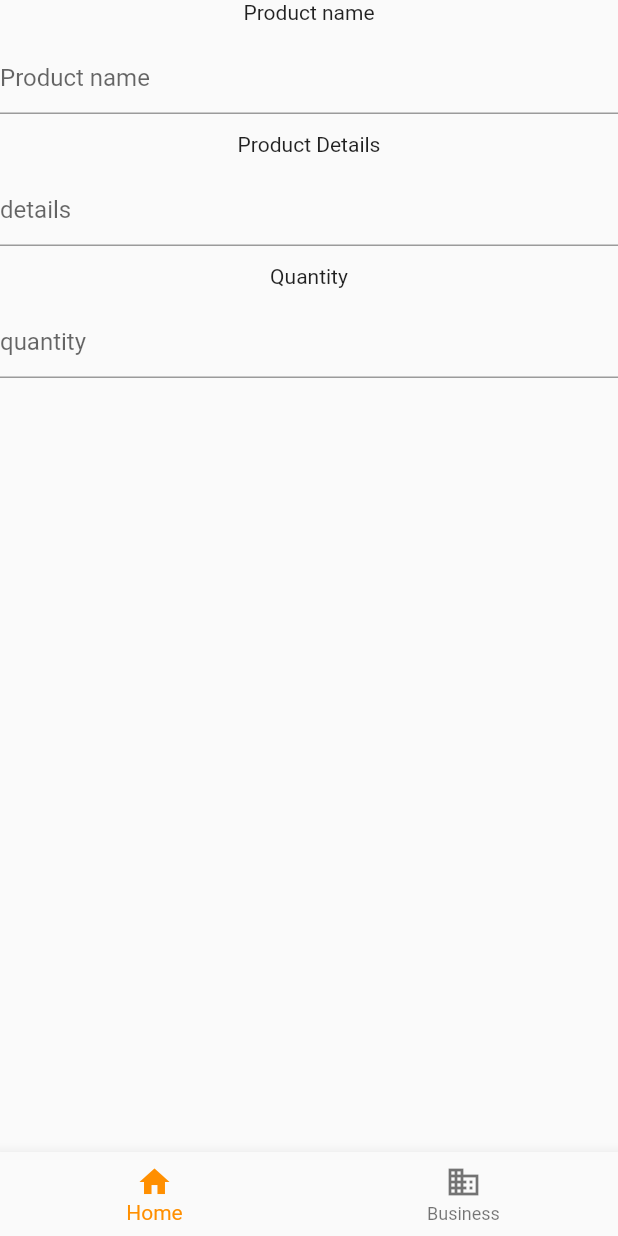
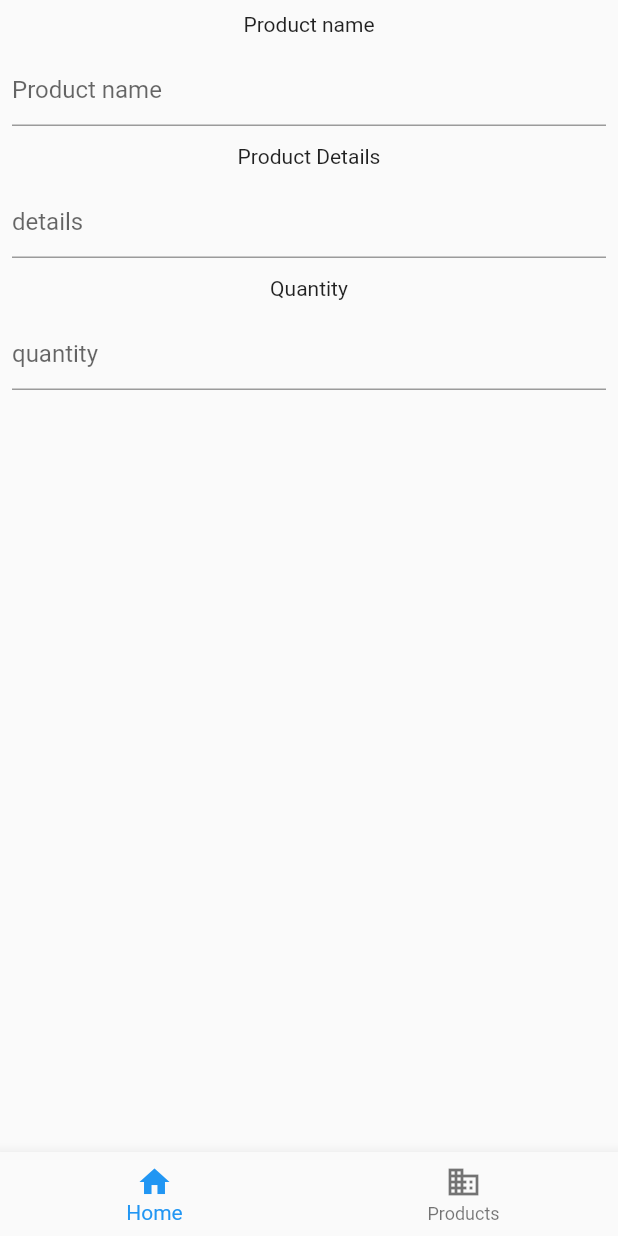
Before and after one commit to monaAgamal/Bexel_flutter_assesment, a Flutter app: the BottomNavBarHomePage screen opened directly, on a phone screen of 412 x 824 dp. Run offline on Flutter 3.47's test engine with Material 2 defaults, Android fonts, the phone set to English and light mode, and no system bars; our stand-ins replace bloc, equatable, flutter_bloc, flutter_svg, freezed_annotation, get_it and 3 more.

Commit message:
[ADD] base ui for products list

```diff
--- /dev/null
+++ b/lib/features/home/domain/entities/product.dart
@@ -0,0 +1,18 @@
+import 'package:equatable/equatable.dart';
+
+class Product extends Equatable {
+  final String name;
+
+  final String details;
+
+  final String imagePath;
+
+  const Product({
+    required this.name,
+    required this.details,
+    required this.imagePath,
+  });
+
+  @override
+  List<Object?> get props => [name, details, imagePath];
+}
--- a/lib/features/home/presentation/cubit/products_state.dart
+++ b/lib/features/home/presentation/cubit/products_state.dart
@@ -1,3 +1,4 @@
+import 'package:bexel_assesment/features/home/domain/entities/product.dart';
 import 'package:flutter/material.dart';
 import 'package:freezed_annotation/freezed_annotation.dart';
 
@@ -9,4 +10,11 @@ abstract class ProductsState with _$ProductsState {
 
   const factory ProductsState.loadUiForm({required List<Widget> uIForm}) =
       LoadUiForm;
+
+  const factory ProductsState.loading() = Loading;
+
+  const factory ProductsState.fetchProducts({
+    required List<Product> products,
+  }) = FetchProducts;
+
 }
--- a/lib/features/home/presentation/pages/bottom_nav_bar_home_page.dart
+++ b/lib/features/home/presentation/pages/bottom_nav_bar_home_page.dart
@@ -1,9 +1,10 @@
 import 'package:bexel_assesment/di/injection_container.dart';
 import 'package:bexel_assesment/features/home/presentation/cubit/products_cubit.dart';
-import 'package:bexel_assesment/features/home/presentation/cubit/products_state.dart';
 import 'package:bexel_assesment/features/home/presentation/widgets/create_product.dart';
+import 'package:bexel_assesment/features/home/presentation/widgets/products_list.dart';
 import 'package:flutter/material.dart';
 import 'package:flutter_bloc/flutter_bloc.dart';
+import 'dart:developer';
 
 class BottomNavBarHomePage extends StatefulWidget {
   const BottomNavBarHomePage({Key? key}) : super(key: key);
@@ -14,11 +15,11 @@ class BottomNavBarHomePage extends StatefulWidget {
 
 class _BottomNavBarHomePageState extends State<BottomNavBarHomePage> {
   final cubit = getIt<ProductsCubit>();
+  int selectedIndex = 0;
 
   @override
   void initState() {
     super.initState();
-
     WidgetsBinding.instance.addPostFrameCallback(
       (_) async {
         await cubit.getFor();
@@ -28,33 +29,24 @@ class _BottomNavBarHomePageState extends State<BottomNavBarHomePage> {
 
   @override
   Widget build(BuildContext context) {
-    int _selectedIndex = 0;
     const TextStyle optionStyle = TextStyle(
         fontSize: 30, fontWeight: FontWeight.bold, color: Colors.black);
-    List<Widget> _widgetOptions = <Widget>[
-      Text(
-        'Index 1: Business',
-        style: optionStyle,
-      ),
-    ];
 
     void _onItemTapped(int index) {
       setState(() {
-        _selectedIndex = index;
+        selectedIndex = index;
+        log("current index is $selectedIndex");
       });
     }
 
+    List<Widget> body = const [
+      CreateProductForm(),
+      ProductsList(),
+    ];
     return Scaffold(
-      body: BlocBuilder<ProductsCubit, ProductsState>(
-        bloc: cubit,
-        builder: (context, state) {
-          return state.maybeWhen(
-            loadUiForm: (list) => CreateProductForm(parsedWidgets: list),
-            orElse: () {
-              return Container();
-            },
-          );
-        },
+      body: BlocProvider.value(
+        value: cubit,
+        child: body[selectedIndex],
       ),
       bottomNavigationBar: BottomNavigationBar(
         items: const <BottomNavigationBarItem>[
@@ -64,11 +56,11 @@ class _BottomNavBarHomePageState extends State<BottomNavBarHomePage> {
           ),
           BottomNavigationBarItem(
             icon: Icon(Icons.business),
-            label: 'Business',
+            label: 'Products',
           ),
         ],
-        currentIndex: _selectedIndex,
-        selectedItemColor: Colors.amber[800],
+        currentIndex: selectedIndex,
+        selectedItemColor: Theme.of(context).primaryColor,
         onTap: _onItemTapped,
       ),
     );
--- a/lib/features/home/presentation/widgets/create_product.dart
+++ b/lib/features/home/presentation/widgets/create_product.dart
@@ -1,17 +1,26 @@
+import 'package:bexel_assesment/features/home/presentation/cubit/products_cubit.dart';
+import 'package:bexel_assesment/features/home/presentation/cubit/products_state.dart';
 import 'package:flutter/material.dart';
+import 'package:flutter_bloc/flutter_bloc.dart';
 
 class CreateProductForm extends StatelessWidget {
-  final List<Widget> parsedWidgets;
-
-  const CreateProductForm({
-    super.key,
-    required this.parsedWidgets,
-  });
+  const CreateProductForm({super.key});
 
   @override
   Widget build(BuildContext context) {
-    return Column(
-      children: parsedWidgets,
+    return BlocBuilder<ProductsCubit, ProductsState>(
+
+      builder: (context, state) {
+        return state.maybeWhen(
+          orElse: () => const SizedBox.shrink(),
+          loadUiForm: (parsedWidgets) => Padding(
+            padding: const EdgeInsets.all(8.0),
+            child: Column(
+              children: parsedWidgets,
+            ),
+          ),
+        );
+      },
     );
   }
 }
```
Also changed, not shown: lib/features/home/presentation/cubit/products_cubit.dart (+17 -0 lines), lib/features/home/presentation/widgets/product_list_tem.dart (added, +15 -0 lines), lib/features/home/presentation/widgets/products_list.dart (added, +38 -0 lines), lib/features/home/presentation/cubit/products_state.freezed.dart.
